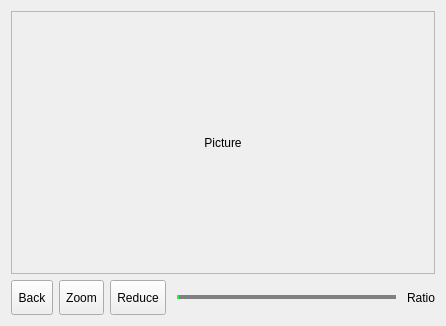
Qt form src/dlgloadpic.ui (ic005k/Knot-Legacy) before a commit.
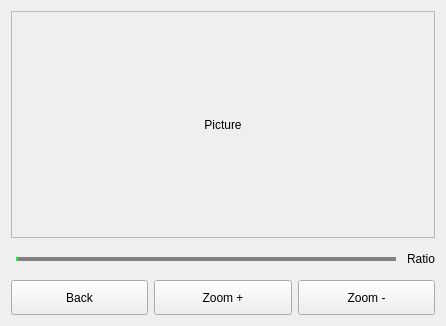
The same form after that commit. Icons and pictures are not drawn.

```diff
--- a/src/dlgloadpic.ui
+++ b/src/dlgloadpic.ui
@@ -13,8 +13,8 @@
   <property name="windowTitle">
    <string>Dialog</string>
   </property>
-  <layout class="QGridLayout" name="gridLayout_2">
-   <item row="0" column="0">
+  <layout class="QVBoxLayout" name="verticalLayout">
+   <item>
     <widget class="QScrollArea" name="scrollArea">
      <property name="styleSheet">
       <string notr="true">
@@ -55,7 +55,7 @@
         <x>0</x>
         <y>0</y>
         <width>420</width>
-        <height>242</height>
+        <height>209</height>
        </rect>
       </property>
       <layout class="QGridLayout" name="gridLayout">
@@ -85,7 +85,60 @@
      </widget>
     </widget>
    </item>
-   <item row="1" column="0">
+   <item>
+    <layout class="QHBoxLayout" name="horizontalLayout">
+     <item>
+      <widget class="QSlider" name="hsZoom">
+       <property name="minimumSize">
+        <size>
+         <width>0</width>
+         <height>30</height>
+        </size>
+       </property>
+       <property name="styleSheet">
+        <string notr="true">QSlider::groove:horizontal 
+{ 
+	border: 1px solid #999999; 
+	height: 2px; 
+	margin: 0px 0;
+	left: 5px; 
+	right: 5px; 
+}  
+
+QSlider::add-page:horizontal
+{
+	background-color: gray;
+}
+
+QSlider::sub-page:horizontal
+{
+	background-color: #1AFA29;
+}
+
+QSlider::handle:horizontal
+{
+	border: 0px ;
+	border-image: url(:/res/qslider_btn.png);			
+	width: 20px; 
+	margin: -10px -5px -10px -5px; 
+	
+}</string>
+       </property>
+       <property name="orientation">
+        <enum>Qt::Horizontal</enum>
+       </property>
+      </widget>
+     </item>
+     <item>
+      <widget class="QLabel" name="lblRatio">
+       <property name="text">
+        <string>Ratio</string>
+       </property>
+      </widget>
+     </item>
+    </layout>
+   </item>
+   <item>
     <widget class="QFrame" name="frame">
      <property name="maximumSize">
       <size>
@@ -146,7 +199,7 @@
          </size>
         </property>
         <property name="text">
-         <string>Zoom</string>
+         <string>Zoom +</string>
         </property>
        </widget>
       </item>
@@ -165,56 +218,7 @@
          </size>
         </property>
         <property name="text">
-         <string>Reduce</string>
-        </property>
-       </widget>
-      </item>
-      <item>
-       <widget class="QSlider" name="hsZoom">
-        <property name="minimumSize">
-         <size>
-          <width>0</width>
-          <height>30</height>
-         </size>
-        </property>
-        <property name="styleSheet">
-         <string notr="true">QSlider::groove:horizontal 
-{ 
-	border: 1px solid #999999; 
-	height: 2px; 
-	margin: 0px 0;
-	left: 5px; 
-	right: 5px; 
-}  
-
-QSlider::add-page:horizontal
-{
-	background-color: gray;
-}
-
-QSlider::sub-page:horizontal
-{
-	background-color: #1AFA29;
-}
-
-QSlider::handle:horizontal
-{
-	border: 0px ;
-	border-image: url(:/res/qslider_btn.png);			
-	width: 20px; 
-	margin: -10px -5px -10px -5px; 
-	
-}</string>
-        </property>
-        <property name="orientation">
-         <enum>Qt::Horizontal</enum>
-        </property>
-       </widget>
-      </item>
-      <item>
-       <widget class="QLabel" name="lblRatio">
-        <property name="text">
-         <string>Ratio</string>
+         <string>Zoom -</string>
         </property>
        </widget>
       </item>
```
